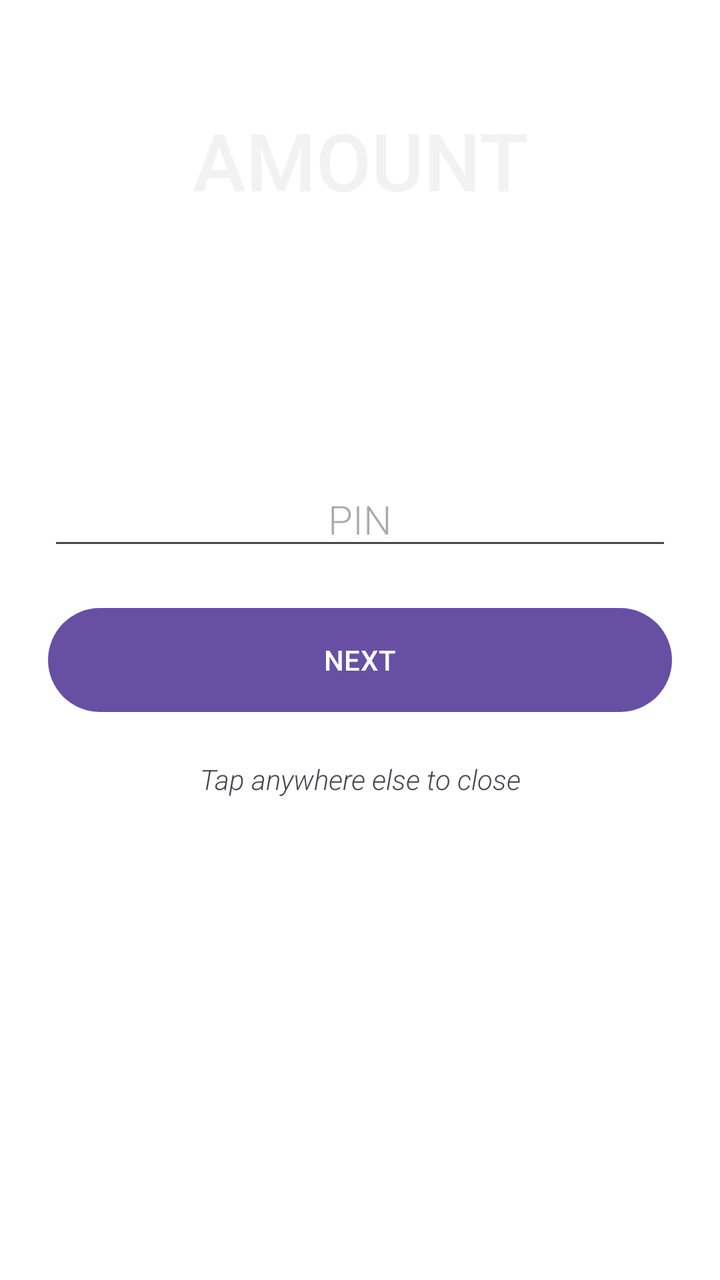
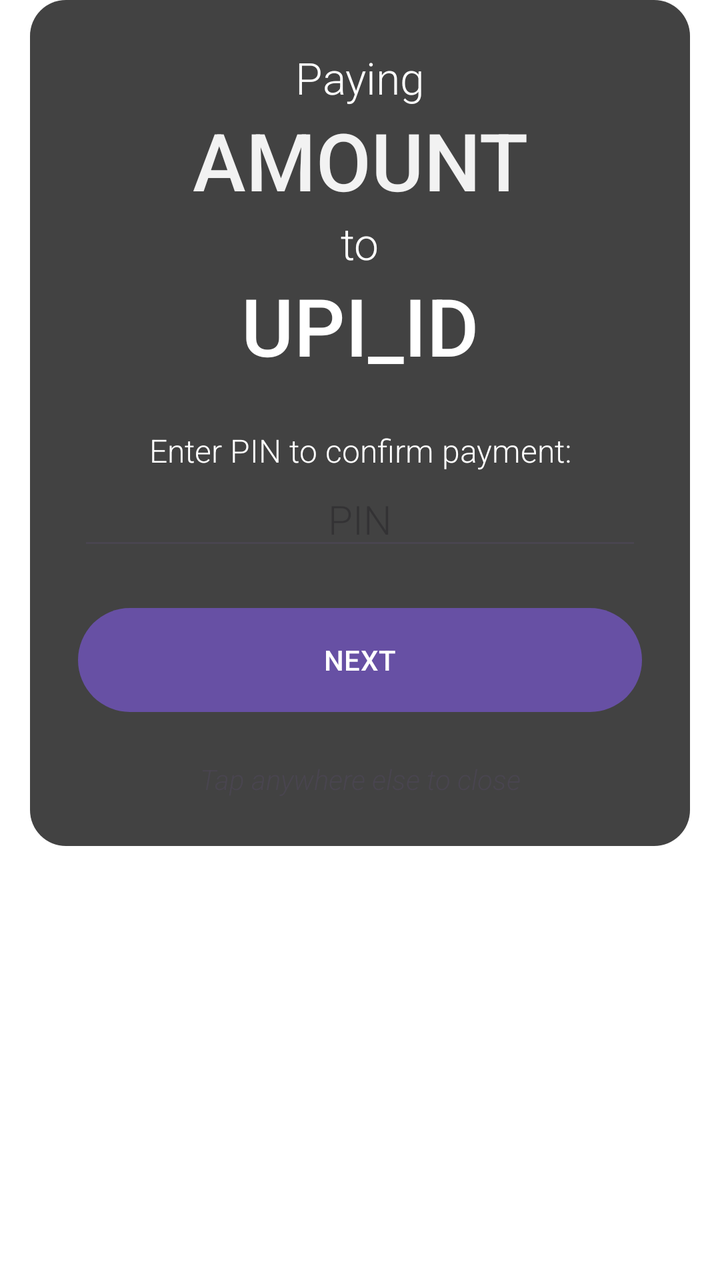

Before-and-after screenshots of an Android layout around one commit, followed by the original layout XML and the change that was made.
<!-- AndroidManifest.xml: application theme Theme.Transparent -->
<!-- res/layout/prompt_sample.xml -->
<?xml version="1.0" encoding="utf-8"?>
<LinearLayout xmlns:android="http://schemas.android.com/apk/res/android"
    android:layout_width="match_parent"
    android:layout_height="wrap_content"
    android:orientation="vertical"
    android:padding="24dp">

    <TextView
        android:id="@+id/status_text"
        android:layout_width="match_parent"
        android:layout_height="wrap_content"
        android:layout_gravity="center_horizontal"
        android:fontFamily="sans-serif-light"
        android:text="Paying"
        android:textAlignment="center"
        android:textColor="@color/white"
        android:textSize="22sp" />

    <TextView
        android:id="@+id/final_bal_text"
        android:layout_width="match_parent"
        android:layout_height="wrap_content"
        android:layout_marginTop="0dp"
        android:fontFamily="sans-serif-medium"
        android:gravity="center"
        android:text="AMOUNT"
        android:textColor="#F2F2F2"
        android:textSize="40dp" />

    <TextView
        android:id="@+id/text1"
        android:layout_width="wrap_content"
        android:layout_height="wrap_content"
        android:layout_gravity="center_horizontal"
        android:fontFamily="sans-serif-light"
        android:text="to"
        android:textColor="@color/white"
        android:textSize="22sp" />

    <TextView
        android:id="@+id/final_status_text"
        android:layout_width="match_parent"
        android:layout_height="wrap_content"
        android:layout_marginTop="0dp"
        android:fontFamily="sans-serif-medium"
        android:gravity="center"
        android:text="UPI_ID"
        android:textColor="#FFFFFF"
        android:textSize="40sp" />

    <Space
        android:layout_width="match_parent"
        android:layout_height="25dp" />

    <TextView
        android:id="@+id/text4"
        android:layout_width="match_parent"
        android:layout_height="wrap_content"
        android:layout_gravity="center_horizontal"
        android:fontFamily="sans-serif-light"
        android:text="Enter PIN to confirm payment:"
        android:textAlignment="center"
        android:textColor="@color/white"
        android:textSize="16sp" />

    <EditText
        android:id="@+id/main_pin"
        android:layout_width="match_parent"
        android:layout_height="wrap_content"
        android:ems="10"
        android:fontFamily="sans-serif-light"
        android:hint="PIN"
        android:imeOptions="actionGo"
        android:inputType="number|numberPassword"
        android:textAlignment="center"
        android:textSize="20sp" />

    <Space
        android:layout_width="match_parent"
        android:layout_height="20dp" />

    <Button
        android:id="@+id/settings_apply_button"
        android:layout_width="match_parent"
        android:layout_height="60dp"
        android:text="NEXT" />

    <Space
        android:layout_width="match_parent"
        android:layout_height="20dp" />

    <TextView
        android:id="@+id/textView2"
        android:layout_width="match_parent"
        android:layout_height="wrap_content"
        android:fontFamily="sans-serif-light"
        android:text="Tap anywhere else to close"
        android:textAlignment="center"
        android:textStyle="italic" />


</LinearLayout>
<!-- resources referenced by this layout -->
<resources>
  <color name="white">#FFFFFFFF</color>
  <style name="Theme.Transparent" parent="Theme.Material3.DayNight.NoActionBar">
          <item name="android:windowIsTranslucent">true</item>
          <item name="android:windowBackground">@android:color/transparent</item>
          <item name="android:windowContentOverlay">@null</item>
          <item name="android:windowNoTitle">true</item>
          <item name="android:windowIsFloating">false</item>
          <item name="android:backgroundDimEnabled">false</item>
      </style>
</resources>

<!-- the commit's change to res/layout/prompt_sample.xml (unified diff, before → after) -->
@@ -1,9 +1,15 @@
 <?xml version="1.0" encoding="utf-8"?>
-<LinearLayout xmlns:android="http://schemas.android.com/apk/res/android"
+<FrameLayout xmlns:android="http://schemas.android.com/apk/res/android"
     android:layout_width="match_parent"
-    android:layout_height="wrap_content"
-    android:orientation="vertical"
-    android:padding="24dp">
+    android:layout_height="match_parent"
+    android:background="@color/transparent">
+    <LinearLayout
+        android:layout_width="match_parent"
+        android:layout_height="wrap_content"
+        android:layout_marginHorizontal="15dp"
+        android:background="@drawable/rounded_corners_window"
+        android:orientation="vertical"
+        android:padding="24dp">
 
     <TextView
         android:id="@+id/status_text"
@@ -100,3 +106,4 @@
 
 
 </LinearLayout>
+</FrameLayout>
<!-- resource entries referenced after the edit -->
@@ -1,6 +1,13 @@
 <!-- resources referenced by this layout -->
 <resources>
+  <color name="transparent">#00000000</color>
   <color name="white">#FFFFFFFF</color>
+  <!-- drawable rounded_corners_window (drawable) -->
+  <?xml version="1.0" encoding="utf-8"?>
+  <shape xmlns:android="http://schemas.android.com/apk/res/android">
+      <solid android:color="@color/background_grey"/>
+      <corners android:radius="18dp" />
+  </shape>
   <style name="Theme.Transparent" parent="Theme.Material3.DayNight.NoActionBar">
           <item name="android:windowIsTranslucent">true</item>
           <item name="android:windowBackground">@android:color/transparent</item>
@@ -9,5 +16,6 @@
           <item name="android:windowIsFloating">false</item>
           <item name="android:backgroundDimEnabled">false</item>
       </style>
+  <color name="background_grey">#424242</color>
 </resources>
 
